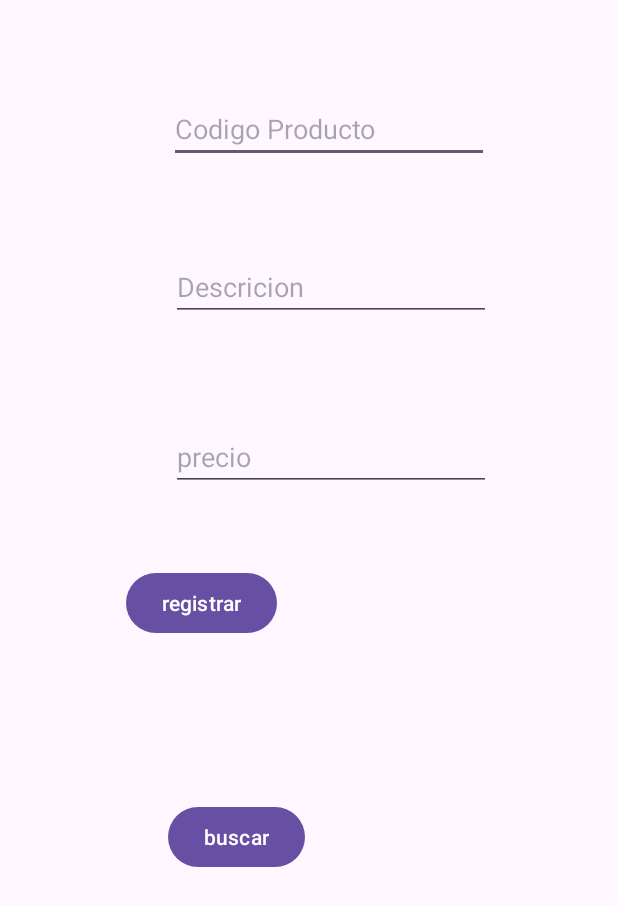
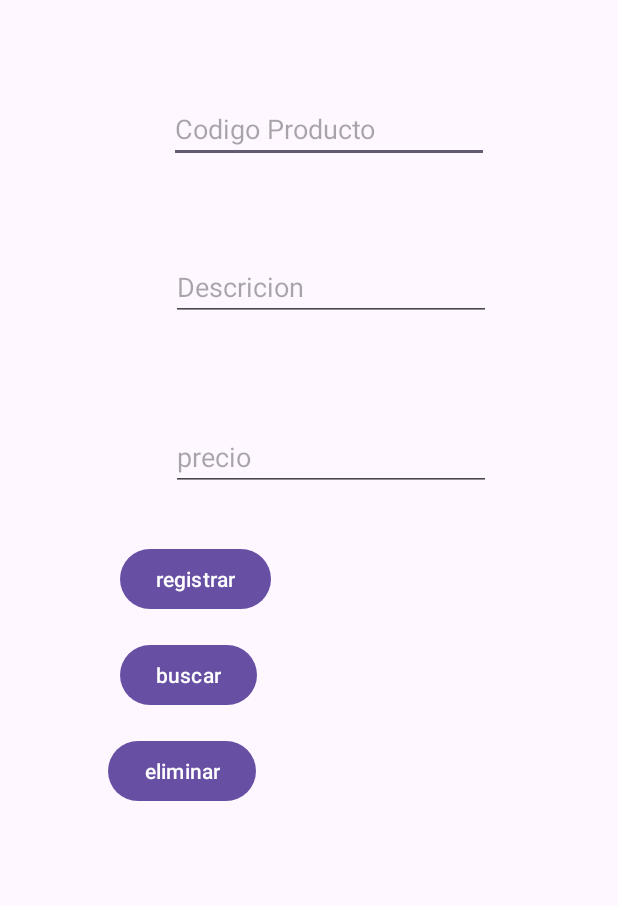
Before and after one commit to andresrengifo2002/baken, an Android app: the screen it shows after launch (MainActivity), on a phone screen of 412 x 824 dp. Shown: the top 906 px of the screen. Run offline under Robolectric (Android 15) with nearby library versions, the phone set to English and light mode, and no system bars.

Commit message:
commit dos

```diff
--- a/app/src/main/res/layout/activity_main.xml
+++ b/app/src/main/res/layout/activity_main.xml
@@ -52,8 +52,8 @@
         android:id="@+id/button"
         android:layout_width="wrap_content"
         android:layout_height="wrap_content"
-        android:layout_marginStart="84dp"
-        android:layout_marginTop="96dp"
+        android:layout_marginStart="80dp"
+        android:layout_marginTop="80dp"
         android:onClick="Registrar"
         android:text="registrar"
         app:layout_constraintStart_toStartOf="parent"
@@ -63,11 +63,22 @@
         android:id="@+id/button2"
         android:layout_width="wrap_content"
         android:layout_height="wrap_content"
-        android:layout_marginStart="112dp"
-        android:layout_marginTop="108dp"
+        android:layout_marginStart="80dp"
+        android:layout_marginTop="16dp"
         android:onClick="Buscar"
         android:text="buscar"
         app:layout_constraintStart_toStartOf="parent"
         app:layout_constraintTop_toBottomOf="@+id/button" />
 
+    <Button
+        android:id="@+id/button3"
+        android:layout_width="wrap_content"
+        android:layout_height="wrap_content"
+        android:layout_marginStart="72dp"
+        android:layout_marginTop="16dp"
+        android:onClick="Eliminar"
+        android:text="eliminar"
+        app:layout_constraintStart_toStartOf="parent"
+        app:layout_constraintTop_toBottomOf="@+id/button2" />
+
 </androidx.constraintlayout.widget.ConstraintLayout>
```
Also changed, not shown: app/src/main/java/com/ivan/basededatos/MainActivity.java (+26 -0 lines).
